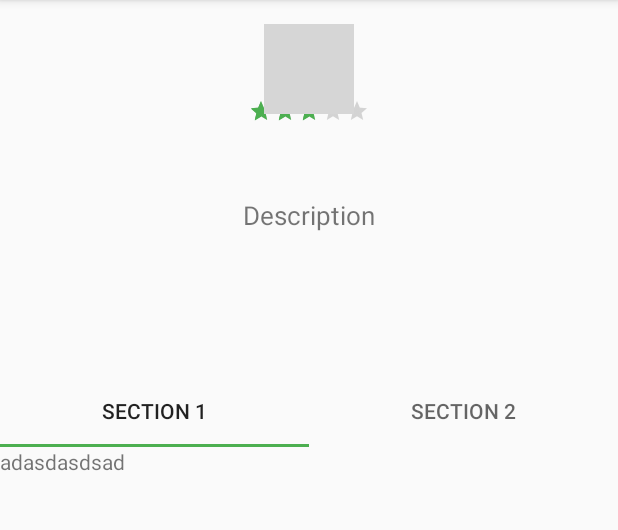
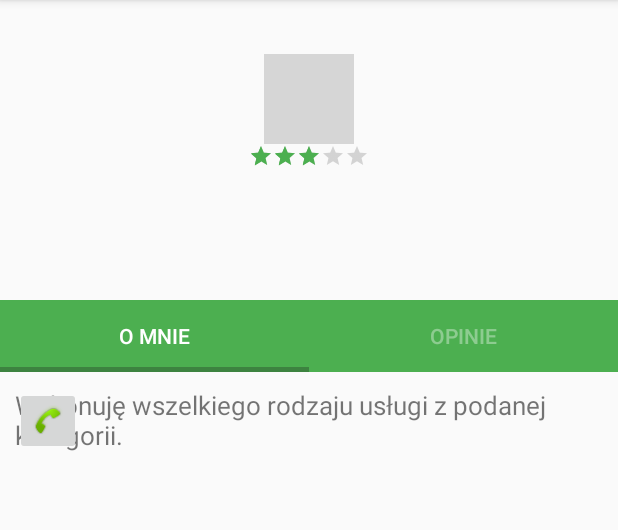
Before and after one commit to swaciox/HelpMate2, an Android app: the SingleUserTest screen opened directly, with no data from a screen before it, on a phone screen of 412 x 824 dp, the part 84-614 px from its top. Run offline under Robolectric (Android 15) with nearby library versions, the phone set to English and light mode, and no system bars; our stand-ins replace Picasso; pictures from the network do not load; 4 statements that could not run were skipped; grey boxes are pictures that could not be loaded.

Commit message:
fragmenty

```diff
--- a/app/src/main/java/com/example/verunex/helpmate/SingleUserTest.java
+++ b/app/src/main/java/com/example/verunex/helpmate/SingleUserTest.java
@@ -116,9 +116,9 @@ public class SingleUserTest extends AppCompatActivity {
         public CharSequence getPageTitle(int position) {
             switch (position) {
                 case 0:
-                    return "SECTION 1";
+                    return "O MNIE";
                 case 1:
-                    return "SECTION 2";
+                    return "OPINIE";
             }
             return null;
         }
--- a/app/src/main/res/layout/activity_login.xml
+++ b/app/src/main/res/layout/activity_login.xml
@@ -86,7 +86,7 @@
 
             app:tabSelectedTextColor="@color/selectedColorText"
             app:tabIndicatorColor="@color/tabIndicatorColor"
-            app:tabIndicatorHeight="2dp"
+            app:tabIndicatorHeight="3dp"
 
 
             android:layout_above="@+id/container"
--- a/app/src/main/res/layout/activity_single_user_test.xml
+++ b/app/src/main/res/layout/activity_single_user_test.xml
@@ -22,14 +22,14 @@
 
         <FrameLayout
             android:layout_width="match_parent"
-            android:layout_height="150dp"
+            android:layout_height="2000dp"
             android:layout_marginTop="0dp">
 
 
             <ImageView
                 android:layout_width="60dp"
                 android:layout_height="60dp"
-                android:layout_marginTop="0dp"
+                android:layout_marginTop="20dp"
                 android:id="@+id/user_image"
                 android:layout_gravity="center_horizontal"/>
 
@@ -37,7 +37,7 @@
             <RatingBar
                 android:layout_width="wrap_content"
                 android:layout_height="wrap_content"
-                android:layout_marginTop="50dp"
+                android:layout_marginTop="80dp"
                 android:id="@+id/ratingBar"
                 android:numStars="5"
                 android:stepSize="0.5"
@@ -50,7 +50,7 @@
             <TextView
                 android:layout_width="match_parent"
                 android:layout_height="25dp"
-                android:layout_marginTop="65dp"
+                android:layout_marginTop="95dp"
                 android:id="@+id/user_name"
                 android:fontFamily="sans-serif"
                 android:text="Jan Kowalski"
@@ -66,16 +66,7 @@
                 android:text="hydraulik"
                 android:textSize="15dp"
                 android:textStyle="italic"
-                android:layout_marginTop="90dp"
-                android:textAlignment="center"/>
-
-            <TextView
-                android:layout_width="match_parent"
-                android:layout_height="25dp"
-                android:layout_marginTop="115dp"
-                android:text="Description"
-                android:textSize="17dp"
-                android:id="@+id/description_single"
+                android:layout_marginTop="120dp"
                 android:textAlignment="center"/>
 
         </FrameLayout>
@@ -83,14 +74,22 @@
 
     </RelativeLayout>
 
-    <RelativeLayout android:layout_width="match_parent"
+    <RelativeLayout
+        android:layout_width="match_parent"
         android:layout_height="match_parent">
 
         <android.support.design.widget.TabLayout
-            android:layout_marginTop="250dp"
+            android:layout_marginTop="200dp"
+            android:background="@color/colorAccent"
             android:id="@+id/tabs"
             android:layout_width="match_parent"
-            android:layout_height="wrap_content" />
+            android:layout_height="wrap_content"
+            app:tabBackground="@color/colorButtonBackground"
+            app:tabTextColor="@color/unSelectedColorText"
+            app:tabSelectedTextColor="@color/selectedColorText"
+            app:tabIndicatorColor="@color/tabIndicatorColor"
+            app:tabIndicatorHeight="3dp"
+            />
 
         <android.support.v4.view.ViewPager
             android:id="@+id/container"
--- a/app/src/main/res/layout/fragment_sub_page1.xml
+++ b/app/src/main/res/layout/fragment_sub_page1.xml
@@ -3,9 +3,36 @@
     android:orientation="vertical" android:layout_width="match_parent"
     android:layout_height="match_parent">
 
-    <TextView
+    <FrameLayout
         android:layout_width="wrap_content"
         android:layout_height="wrap_content"
-        android:text="adasdasdsad"/>
+        android:layout_margin="10dp">
+
+        <TextView
+            android:layout_width="match_parent"
+            android:layout_height="50dp"
+            android:layout_marginTop="0dp"
+            android:text="@string/description_user"
+            android:textSize="17dp"
+            android:id="@+id/description_single" />
+
+        <TextView
+            android:layout_width="match_parent"
+            android:layout_height="50dp"
+            android:layout_marginTop="60dp"/>
+
+        <ImageButton
+            android:layout_width="wrap_content"
+            android:layout_height="wrap_content"
+            android:src="@android:drawable/stat_sys_phone_call"/>
+
+        <TextView
+            android:layout_width="wrap_content"
+            android:layout_height="wrap_content"
+            android:layout_marginTop="100dp"
+            android:id="@+id/phone_number"/>
+
+    </FrameLayout>
+
 
 </LinearLayout>
--- a/app/src/main/res/layout/pop_window_forget_password.xml
+++ b/app/src/main/res/layout/pop_window_forget_password.xml
@@ -9,6 +9,7 @@
         android:layout_height="match_parent">
 
         <TextView
+            android:layout_gravity="center_horizontal"
             android:layout_marginTop="20dp"
             android:textAlignment="center"
             android:textSize="18dp"
--- a/app/src/main/res/values/strings.xml
+++ b/app/src/main/res/values/strings.xml
@@ -15,11 +15,12 @@
     <string name="title_activity_main">MainActivity</string>
     <string name="orConnectWith">lub połącz z</string>
     <string name="title_activity_main2">Main2Activity</string>
-    <string name="remind_password_email">Wpisz swój adres e-mail, na który zostanie wysłane hasło:</string>
-    <string name="remind_password_confirm">Przypomnij hasło</string>
+    <string name="remind_password_email">Wpisz swój adres e-mail:</string>
+    <string name="remind_password_confirm">Resetuj hasło</string>
     <string name="navigation_drawer_open">Open navigation drawer</string>
     <string name="navigation_drawer_close">Close navigation drawer</string>
     <string name="title_activity_test">Test</string>
     <string name="title_activity_single_user_test">SingleUserTest</string>
     <string name="section_format">Hello World from section: %1$d</string>
+    <string name="description_user">Wykonuję wszelkiego rodzaju usługi z podanej kategorii.</string>
 </resources>
```
